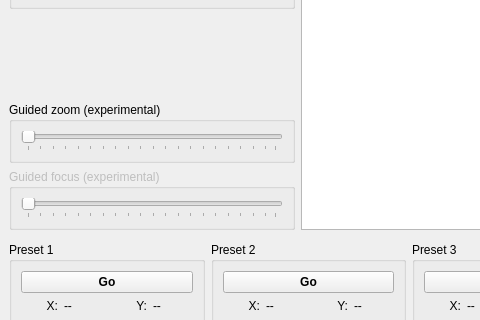
The window that 03_lens_tester_gui/gui.ui (Kurokesu/SCE2-SDK) describes before a commit, drawn with Qt 5; both pictures show x 0 to 480 and y 436 to 756 of the 1020 by 875 pixel window.
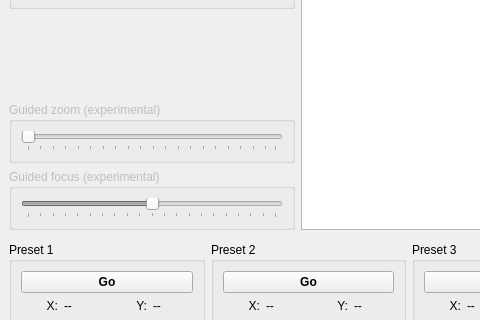
The same window after the commit. Icons and pictures are not drawn. Custom widgets are drawn as their Qt base class.

Diff of the .ui file:
```diff
--- a/03_lens_tester_gui/gui.ui
+++ b/03_lens_tester_gui/gui.ui
@@ -423,7 +423,7 @@
         <item>
          <widget class="QGroupBox" name="group_guided_zoom1">
           <property name="enabled">
-           <bool>true</bool>
+           <bool>false</bool>
           </property>
           <property name="sizePolicy">
            <sizepolicy hsizetype="Minimum" vsizetype="Preferred">
@@ -476,16 +476,25 @@
           </property>
           <layout class="QGridLayout" name="gridLayout_30">
            <item row="0" column="0">
-            <widget class="QSlider" name="focus_slider1_2">
+            <widget class="QSlider" name="focus_slider1">
+             <property name="enabled">
+              <bool>true</bool>
+             </property>
              <property name="sizePolicy">
               <sizepolicy hsizetype="Preferred" vsizetype="Fixed">
                <horstretch>0</horstretch>
                <verstretch>0</verstretch>
               </sizepolicy>
              </property>
+             <property name="maximum">
+              <number>100</number>
+             </property>
              <property name="pageStep">
               <number>5</number>
              </property>
+             <property name="value">
+              <number>50</number>
+             </property>
              <property name="tracking">
               <bool>false</bool>
              </property>
```
Left out of the diff: 2 changed lines with no effect on the pictures.
